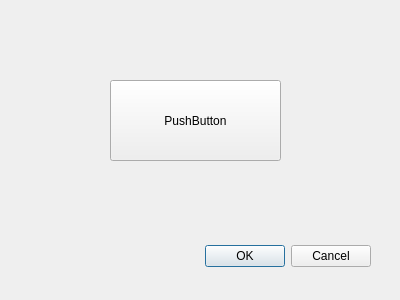
Old version of the form untitled_test.ui in the repository maliyabr/livelaughlanguage.
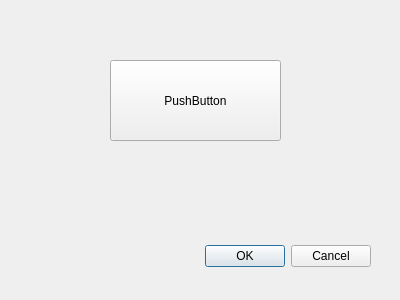
New version of the form.

Commit message: initial layout for a translator GUI from QT Designer - Cassie

```diff
--- a/untitled_test.ui
+++ b/untitled_test.ui
@@ -33,7 +33,7 @@
    <property name="geometry">
     <rect>
      <x>110</x>
-     <y>80</y>
+     <y>60</y>
      <width>171</width>
      <height>81</height>
     </rect>
```
The commit also changes 3 other files.
